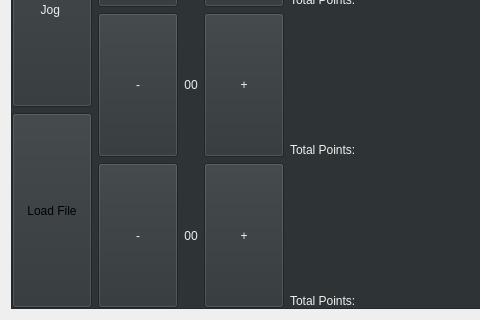
Qt form mainwindow.ui (FUMRobotics/FUMDelta) before a commit; both pictures show x 0 to 480 and y 315 to 635 of the 992 by 635 pixel window.
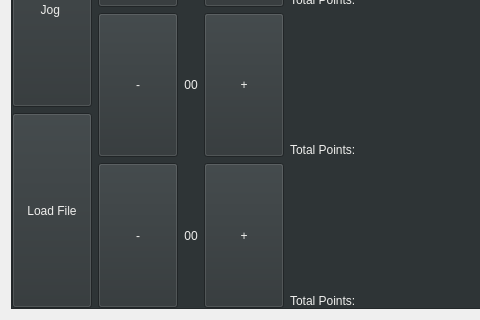
The same form after that commit. Custom widgets are drawn as their Qt base class.

Commit message: changed loadfile button's color in ui

The edit to the form file:
```diff
--- a/mainwindow.ui
+++ b/mainwindow.ui
@@ -100,6 +100,9 @@
                  <verstretch>0</verstretch>
                 </sizepolicy>
                </property>
+               <property name="styleSheet">
+                <string notr="true">color:rgb(238, 238, 236)</string>
+               </property>
                <property name="text">
                 <string>Load File</string>
                </property>
```
The commit also changes 1 other file.
